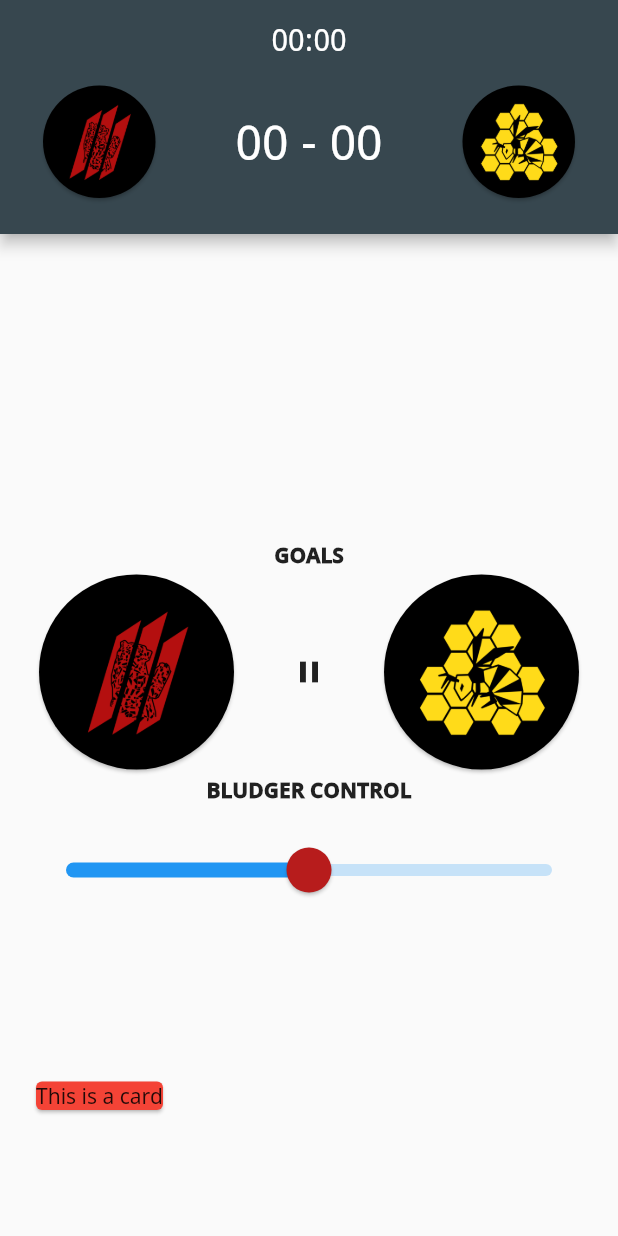
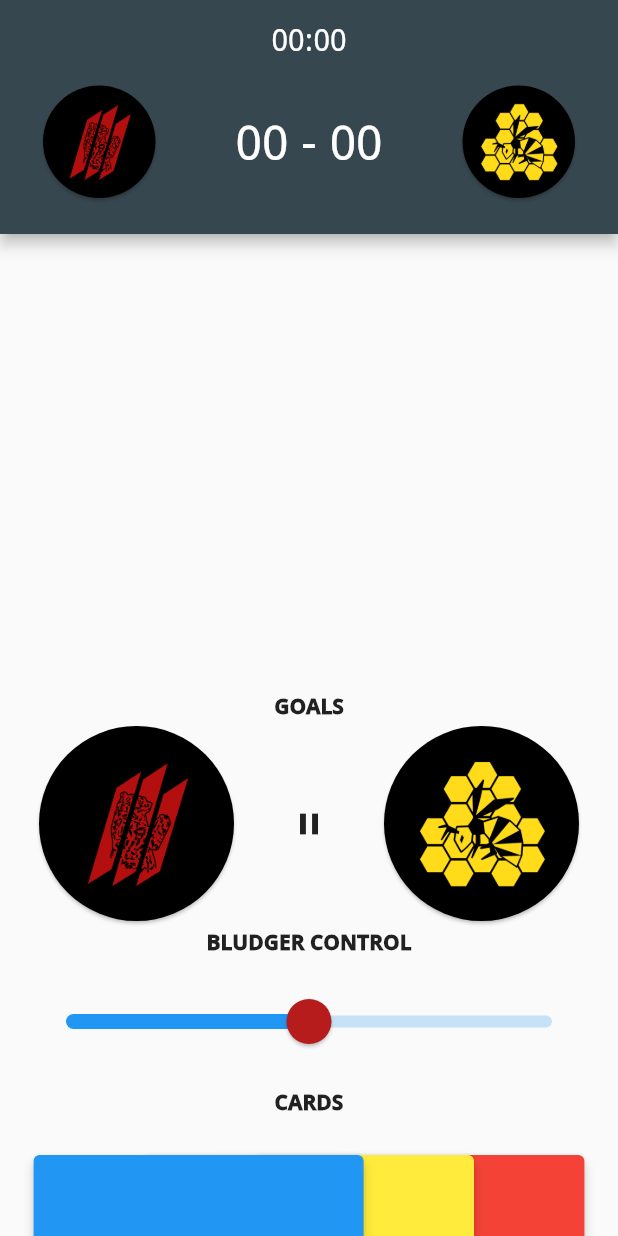
Before and after one commit to DomAyre/qboard, a Flutter app: the screen it shows after launch, after a tap on the "play arrow" icon, on a phone screen of 412 x 824 dp. Run offline on Flutter 3.47's test engine with Material 2 defaults, Android fonts, the light colour scheme and no system bars.

Commit message:
Add cards with simple test fouls

```diff
--- /dev/null
+++ b/lib/data/fouls.dart
@@ -0,0 +1,75 @@
+import 'dart:core';
+
+import 'package:flutter/material.dart';
+
+enum CardType { Blue, Yellow, Red }
+
+class Foul {
+
+  String name;
+  String description;
+  List<CardType> possibleCards;
+
+  Foul({
+    this.name,
+    this.description,
+    this.possibleCards,
+  });
+}
+
+getFoulsForCardType(CardType type) => fouls.where((Foul foul) => foul.possibleCards.contains(type)).toList();
+
+class FoulSelector extends StatefulWidget {
+
+  FoulSelector({
+    Key key,
+    @required this.fouls,
+  }) : super(key: key);
+
+  final List<Foul> fouls;
+
+  @override
+  FoulSelectorState createState() => FoulSelectorState(fouls: fouls);
+}
+
+class FoulSelectorState extends State<FoulSelector> {
+
+  final List<Foul> fouls;
+  Foul selected;
+
+  FoulSelectorState({this.fouls});
+
+  @override
+  Widget build(BuildContext context) {
+    return DropdownButton (
+      value: selected,
+      items: fouls.map((foul) => DropdownMenuItem (
+          child: Text(foul.name),
+          value: foul,
+        )
+      ).toList(),
+      onChanged: (newValue) {
+        setState(() {selected = newValue;});
+      },
+      isExpanded: true,
+    );
+  }
+}
+
+List<Foul> fouls = [
+  Foul(
+    name: "Illegal Interaction",
+    description: "Interacting with a ball or fouls you're not allowed to",
+    possibleCards: [CardType.Blue, CardType.Yellow],
+  ),
+  Foul(
+    name: "Back Tackle",
+    description: "Wrapping a player while the tacklers chest is behind the chest of the tackled player",
+    possibleCards: [CardType.Yellow],
+  ),
+  Foul(
+    name: "Helpless Reciever",
+    description: "Tackling a player when they're just about to recieve a ball",
+    possibleCards: [CardType.Red],
+  ),
+];
--- a/lib/data/match.dart
+++ b/lib/data/match.dart
@@ -1,4 +1,5 @@
 import 'package:flutter/material.dart';
+import 'package:qboard/data/fouls.dart';
 import './team.dart';
 import './player.dart';
 import './event.dart';
@@ -86,3 +87,24 @@ class ControlChange extends MatchEvent {
 
   ControlState getNewState() => this.newState;
 }
+
+class FoulEvent extends MatchEvent {
+
+  String symbolPath = "assets/card_symbol.png";
+  Duration time;
+  Player fouler;
+  Foul foul;
+  CardType cardType;
+
+  FoulEvent({
+    @required this.time,
+    @required this.fouler,
+    @required this.foul,
+    @required this.cardType,
+  });
+
+  String toString() {
+    return "${this.fouler.getFullName()} given a ${this.cardType.toString().split(".").last} Card for ${this.foul.name}";
+  }
+
+}
--- a/lib/pages/matches.dart
+++ b/lib/pages/matches.dart
@@ -1,4 +1,10 @@
+import 'dart:ui';
+
 import 'package:flutter/material.dart';
+import 'package:qboard/data/fouls.dart';
+import 'package:qboard/widgets/card_collection.dart';
+import 'package:qboard/widgets/clipped_dialog.dart';
+import 'package:qboard/widgets/fade_background.dart';
 import '../widgets/timer.dart';
 import '../widgets/scorekeeper.dart';
 import '../data/team.dart';
@@ -15,6 +21,12 @@ class MatchesPage extends StatefulWidget {
   MatchState createState() => MatchState();
 }
 
+Map<CardType, Color> cardTypeColor = {
+  CardType.Blue: Colors.blue,
+  CardType.Yellow: Colors.yellow,
+  CardType.Red: Colors.red
+};
+
 class MatchState extends State<MatchesPage> {
 
   MatchTimer matchTimer;
@@ -23,9 +35,12 @@ class MatchState extends State<MatchesPage> {
   Team team1;
   Team team2;
 
+  GlobalKey fadeBackgroundKey = GlobalKey();
+  GlobalKey cardCollectionKey = GlobalKey();
+
   MatchState() {
     matchTimer = MatchTimer(match: this);
-    team1 = Team("TeamA", "assets/bristol_bears.png", Colors.black, Colors.red);
+    team1 = Team("Bristol QC", "assets/bristol_bears.png", Colors.black, Colors.red);
     team2 = Team("TeamB", "assets/bristol_bees.png", Colors.black, Colors.yellow);
 
     team1.addPlayer(Player(firstName: "Player", lastName: "One"));
@@ -74,17 +89,19 @@ class MatchState extends State<MatchesPage> {
     return Scaffold(
       appBar: appBar,
       body: Stack(
+        fit: StackFit.expand,
         children: [
-          ListView(
+          Align(
+            alignment: Alignment.center,
+            child: ConstrainedBox(
+              constraints: BoxConstraints(maxWidth: 700),
+              child: ListView(
                 reverse: true,
                 children: [
-              Container(
-                height: 200,
-              ),
-              BludgerControlSlider(
-                  scoreKeeper: scoreKeeper, matchTimer: matchTimer),
-              Text("BLUDGER CONTROL",
-                  style: headerStyle, textAlign: TextAlign.center),
+                  Container(height: 80),
+                  Text("CARDS", style: headerStyle, textAlign: TextAlign.center),
+                  BludgerControlSlider(scoreKeeper: scoreKeeper, matchTimer: matchTimer),
+                  Text("BLUDGER CONTROL", style: headerStyle, textAlign: TextAlign.center),
                   Row(
                     mainAxisAlignment: MainAxisAlignment.spaceEvenly,
                     children: <Widget>[
@@ -103,14 +120,19 @@ class MatchState extends State<MatchesPage> {
                   EventStream(scoreKeeper: scoreKeeper),
                 ],
               ),
-          Positioned(
-            bottom: 80,
-            left: 20,
-            child: Card(
-              color: Colors.red,
-              child: Text("This is a card"),
             ),
-          )
+          ),
+          FadeBackground(key: fadeBackgroundKey, isFaded: false,
+            onTapped: () {
+              ClippedDialogState current = (cardCollectionKey.currentWidget as CardCollection).selectedCard;
+              if (current != null) {
+                current.setState(() {
+                  current.widget.isShown = false;
+                });
+              }
+            }
+          ),
+          CardCollection(key: cardCollectionKey, fadeBackground: fadeBackgroundKey, matchState: this)
         ]
       ),
     );
--- /dev/null
+++ b/lib/widgets/card_collection.dart
@@ -0,0 +1,76 @@
+import 'package:flutter/material.dart';
+import 'package:qboard/data/fouls.dart';
+import 'package:qboard/pages/matches.dart';
+import 'package:qboard/widgets/fade_background.dart';
+
+import 'clipped_dialog.dart';
+import 'foul_card.dart';
+
+class CardCollection extends StatelessWidget {
+  CardCollection({
+    Key key,
+    @required this.fadeBackground,
+    @required this.matchState,
+  }) : super(key: key);
+
+  final GlobalKey fadeBackground;
+  final MatchState matchState;
+  ClippedDialogState selectedCard;
+
+  tapCallback(ClippedDialogState tappedCard) {
+
+    if (selectedCard != null) {
+      selectedCard.setState(() {selectedCard.widget.isShown = false;});
+    }
+    selectedCard = tappedCard;
+    selectedCard.setState(() {selectedCard.widget.isShown = true;});
+
+    fadeBackground.currentState.setState(() {
+      (fadeBackground.currentWidget as FadeBackground).isFaded = true;
+    });
+  }
+
+  @override
+  Widget build(BuildContext context) {
+    return Align(
+      alignment: Alignment.bottomCenter,
+      child: ConstrainedBox(
+        constraints: BoxConstraints(maxWidth: 500),
+        child: Stack(
+          children: [
+            ClippedDialog(
+              onTapped: tapCallback,
+              edgeAlignment: 0.8,
+              color: cardTypeColor[CardType.Red],
+              child: FoulCard(
+                parent: matchState,
+                cardType: CardType.Red,
+                teams: [matchState.team1, matchState.team2],
+              )
+            ),
+            ClippedDialog(
+              onTapped: tapCallback,
+              edgeAlignment: 0.0,
+              color: cardTypeColor[CardType.Yellow],
+              child: FoulCard(
+                parent: matchState,
+                cardType: CardType.Yellow,
+                teams: [matchState.team1, matchState.team2],
+              )
+            ),
+            ClippedDialog(
+              onTapped: tapCallback,
+              edgeAlignment: -0.8,
+              color: cardTypeColor[CardType.Blue],
+              child: FoulCard(
+                parent: matchState,
+                cardType: CardType.Blue,
+                teams: [matchState.team1, matchState.team2],
+              )
+            ),
+          ]
+        ),
+      ),
+    );
+  }
+}
--- /dev/null
+++ b/lib/widgets/clipped_dialog.dart
@@ -0,0 +1,59 @@
+import 'package:flutter/material.dart';
+
+class ClippedDialog extends StatefulWidget {
+
+  bool isShown = false;
+  double edgeAlignment;
+  Color color;
+  Widget child;
+  Function onTapped;
+
+  ClippedDialog({
+    @required this.edgeAlignment,
+    @required this.color,
+    @required this.child,
+    @required this.onTapped,
+  });
+
+  @override
+  ClippedDialogState createState() => ClippedDialogState();
+
+  show() {
+    this.isShown = true;
+  }
+
+  hide() {
+    this.isShown = false;
+  }
+}
+
+class ClippedDialogState extends State<ClippedDialog> {
+
+  @override
+  Widget build(BuildContext context) {
+
+    return Align(
+      alignment: widget.isShown? Alignment(0.0, 0.0) : Alignment(widget.edgeAlignment, 1.0),
+      child: Transform.translate(
+        offset: Offset(0.0, widget.isShown? 0.0 : 370),
+        child: GestureDetector(
+          onTap: () => {
+            widget.onTapped(this),
+          },
+          child: Card(
+            color: widget.color,
+            elevation: widget.isShown ? 30 : 3,
+            child: Opacity(
+              opacity: widget.isShown ? 1.0 : 0.0,
+              child: Container(
+                width: widget.isShown ? 320 : 220,
+                height: 420,
+                child: widget.child
+              )
+            )
+          )
+        ),
+      )
+    );
+  }
+}
--- /dev/null
+++ b/lib/widgets/fade_background.dart
@@ -0,0 +1,40 @@
+
+import 'dart:ui';
+
+import 'package:flutter/material.dart';
+
+class FadeBackground extends StatefulWidget {
+
+  FadeBackground({
+    Key key,
+    @required this.isFaded,
+    @required this.onTapped,
+  }) : super(key: key);
+
+  bool isFaded;
+  VoidCallback onTapped;
+
+  @override
+  _FadeBackgroundState createState() => _FadeBackgroundState();
+}
+
+class _FadeBackgroundState extends State<FadeBackground> {
+  @override
+  Widget build(BuildContext context) {
+    return Positioned.fill(
+      child: Offstage(
+        offstage: !widget.isFaded,
+        child: GestureDetector(
+          onTap: () => {
+            widget.onTapped(),
+            setState(() {widget.isFaded = false;}),
+          },
+          child: BackdropFilter(
+            filter: ImageFilter.blur(sigmaX: 5, sigmaY: 5),
+            child: Container(color: Colors.black.withOpacity(0.2)),
+          ),
+        ),
+      )
+    );
+  }
+}
--- /dev/null
+++ b/lib/widgets/foul_card.dart
@@ -0,0 +1,120 @@
+import 'package:flutter/cupertino.dart';
+import 'package:flutter/material.dart';
+import 'package:qboard/data/fouls.dart';
+import 'package:qboard/data/player.dart';
+import 'package:qboard/data/team.dart';
+import 'package:qboard/pages/matches.dart';
+import 'package:qboard/widgets/fade_background.dart';
+
+import '../common.dart';
+
+class FoulCard extends StatefulWidget {
+
+  CardType cardType;
+  List<Team> teams;
+  MatchState parent;
+  bool isShown;
+
+  FoulCard({
+    Key key,
+    @required this.cardType,
+    @required this.teams,
+    @required this.parent
+  });
+
+  @override
+  _FoulCardState createState() => _FoulCardState(
+    cardHeader: this.cardType.toString().split(".").last + " Card",
+    teams: this.teams,
+    possibleFouls: getFoulsForCardType(this.cardType),
+    parent: parent,
+    card: this
+  );
+}
+
+class _FoulCardState extends State<FoulCard> {
+
+  String cardHeader;
+  List<Team> teams;
+  Team selectedTeam;
+  List<Foul> possibleFouls;
+  MatchState parent;
+  FoulCard card;
+  GlobalKey fouler = GlobalKey();
+  GlobalKey foul = GlobalKey();
+
+  _FoulCardState({
+    this.cardHeader,
+    this.teams,
+    this.selectedTeam,
+    this.possibleFouls,
+    this.parent,
+    this.card
+  });
+
+  @override
+  Widget build(BuildContext context) {
+
+    List<Player> allPlayers = teams.fold([], (players, team) => players + team.players);
+    List<Player> players = selectedTeam != null ? selectedTeam.players : allPlayers;
+
+    bool hasFouler = fouler.currentState != null ? (fouler.currentState as PlayerSelectorState).selected != null : false;
+    bool hasFoul = foul.currentState != null ? (foul.currentState as FoulSelectorState).selected != null : false;
+
+    VoidCallback submitFunction = hasFoul && hasFouler ? () {
+      parent.scoreKeeper.giveCard(
+        time: parent.matchTimer.elapsed,
+        fouler: (fouler.currentState as PlayerSelectorState).selected,
+        foul: (foul.currentState as FoulSelectorState).selected,
+        cardType: card.cardType
+      );
+      parent.setState(() {(parent.fadeBackgroundKey.currentWidget as FadeBackground).isFaded = false;});
+    } : null;
+
+    return Padding(
+      padding: EdgeInsets.only(left: 30, right: 30),
+      child: Column(
+        crossAxisAlignment: CrossAxisAlignment.stretch,
+        children: <Widget>[
+          Container(height: 25),
+          Text(cardHeader, style: dialogHeaderStyle, textAlign: TextAlign.left),
+          Container(height: 25),
+          Text("TEAM", style: headerStyle.copyWith(color: Colors.grey[800])),
+          Container(height: 20),
+          Material(
+            color: Colors.grey[800],
+            borderRadius: BorderRadius.circular(5.0),
+            child: Padding(
+              padding: const EdgeInsets.symmetric(vertical: 8.0, horizontal:0.0),
+              child: CupertinoSegmentedControl(
+                borderColor: Colors.grey[800],
+                unselectedColor: Colors.grey[800],
+                pressedColor: cardTypeColor[this.card.cardType],
+                selectedColor: cardTypeColor[this.card.cardType],
+                groupValue: selectedTeam,
+                children: <Team, Widget>{
+                  teams[0]: Text(teams[0].name, style: headerStyle.copyWith(fontSize: 14)),
+                  teams[1]: Text(teams[1].name, style: headerStyle.copyWith(fontSize: 14)),
+                },
+                onValueChanged: (newTeam) {setState(() {
+                  selectedTeam = newTeam;
+                });},
+              ),
+            ),
+          ),
+          Container(height: 25),
+          Text("PLAYER", style: headerStyle.copyWith(color: Colors.grey[800])),
+          PlayerSelector(key: fouler, players: players, onChanged: () {setState(() {});}),
+          Container(height: 25),
+          Text("FOUL", style: headerStyle.copyWith(color: Colors.grey[800])),
+          FoulSelector(key: foul, fouls: this.possibleFouls),
+          Container(height: 5),
+          FlatButton(
+            child: Text("SUBMIT", style: headerStyle, textAlign: TextAlign.right,),
+            onPressed: submitFunction,
+          )
+        ],
+      ),
+    );
+  }
+}
```
Also changed, not shown: lib/common.dart (+7 -0 lines), lib/data/player.dart (+8 -7 lines), lib/widgets/scorekeeper.dart (+16 -2 lines). Lines whose indentation alone changed are shown as unchanged.
